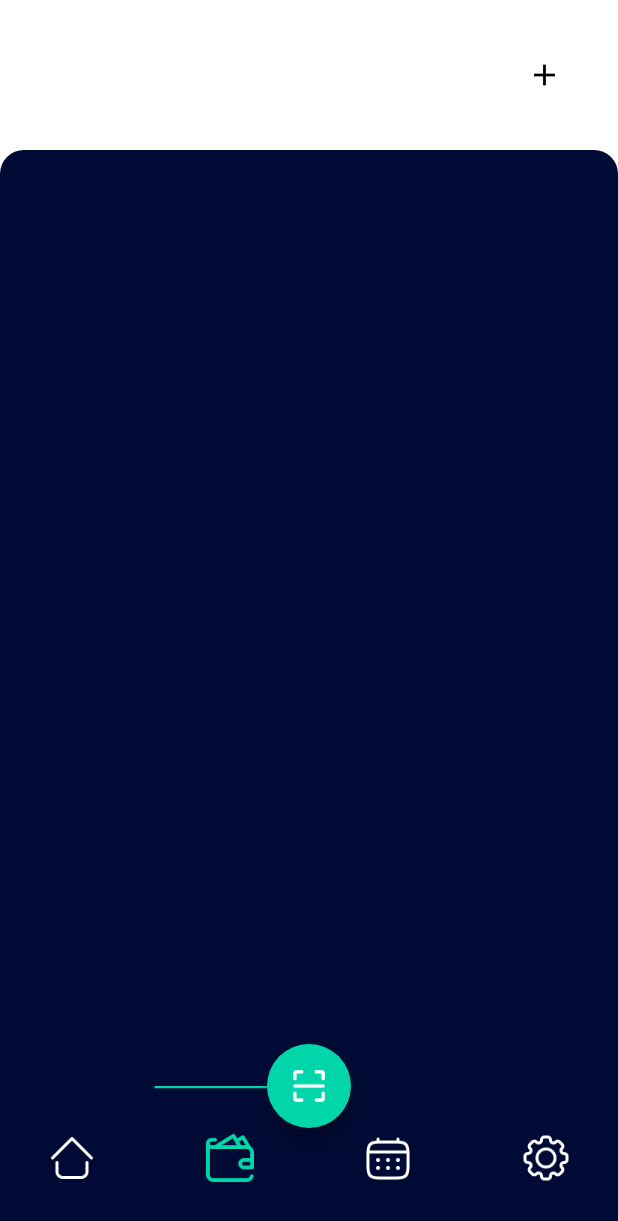
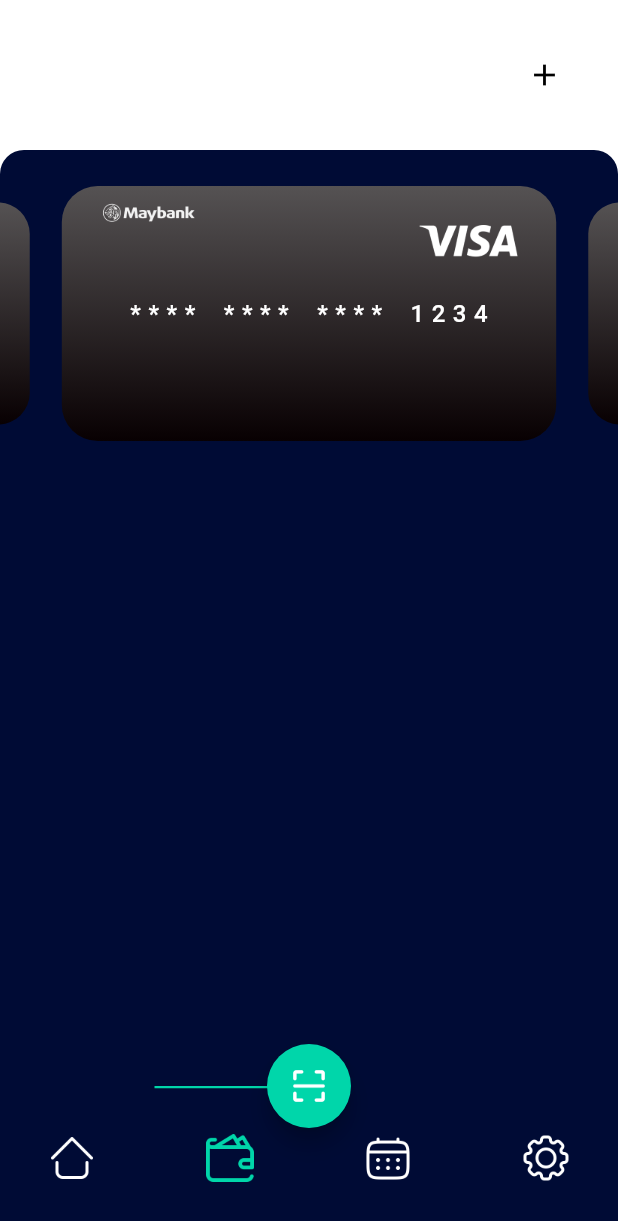
Before and after one commit to AbdElrahmanaymen/Budgetly, a Flutter app: the AppScreen screen opened by its route, item 2 of the bottom bar chosen, on a phone screen of 412 x 824 dp. Shown: the top 1221 px of the screen. Run offline on Flutter 3.47's test engine with Material 3 defaults, Android fonts, the light colour scheme and no system bars; drawn by our look-alikes of carousel_slider; our stand-ins replace dropdown_button2, flutter_bloc, flutter_svg, freezed_annotation, get_it, injectable; network calls fail; project files that could hold a hidden picture were left out.

Commit message:
Initially Implementing Accounts Screen

```diff
--- a/lib/infrastructure/core/assets.dart
+++ b/lib/infrastructure/core/assets.dart
@@ -15,8 +15,10 @@
       'assets/images/icons/calendar_active.png';
   static const String getStartedVector =
       'assets/images/vectors/get_started.png';
-  static const String appleLogo = 'assets/images/icons/apple_logo.svg';
-  static const String googleLogo = 'assets/images/icons/google_logo.svg';
-  static const String facebookLogo = 'assets/images/icons/facebook_logo.svg';
+  static const String appleLogo = 'assets/images/logo/apple.svg';
+  static const String googleLogo = 'assets/images/logo/google.svg';
+  static const String facebookLogo = 'assets/images/logo/facebook.svg';
+  static const String maybankLogo = 'assets/images/logo/maybank.png';
+  static const String visaLogo = 'assets/images/logo/visa.png';
   static const String editIcon = "assets/images/icons/edit.png";
 }
--- a/lib/presentation/accounts/accounts_screen.dart
+++ b/lib/presentation/accounts/accounts_screen.dart
@@ -1,3 +1,5 @@
+import 'package:budgetly/infrastructure/core/assets.dart';
+import 'package:carousel_slider/carousel_slider.dart';
 import 'package:flutter/material.dart';
 
 class AccountsScreen extends StatelessWidget {
@@ -5,6 +7,65 @@
 
   @override
   Widget build(BuildContext context) {
-    return Container();
+    return Column(
+      children: [
+        const SizedBox(
+          height: 24,
+        ),
+        CarouselSlider(
+          items: [
+            Container(
+              width: double.infinity,
+              decoration: BoxDecoration(
+                gradient: const LinearGradient(
+                  colors: [
+                    Color(0xFF555253),
+                    Color(0xFF080002),
+                  ],
+                  begin: Alignment.topCenter,
+                  end: Alignment.bottomCenter,
+                ),
+                borderRadius: BorderRadius.circular(24),
+              ),
+              child: Stack(
+                children: [
+                  Positioned(
+                    top: 24,
+                    right: 24,
+                    child: Image.asset(
+                      Assets.visaLogo,
+                      height: 25,
+                    ),
+                  ),
+                  Positioned(
+                    top: 11,
+                    left: 24,
+                    child: Image.asset(
+                      Assets.maybankLogo,
+                      height: 14,
+                    ),
+                  ),
+                  Align(
+                    alignment: Alignment.center,
+                    child: Text(
+                      "**** **** **** 1234",
+                      style: Theme.of(context).textTheme.labelSmall!.copyWith(
+                            fontWeight: FontWeight.w500,
+                            wordSpacing: 5,
+                            letterSpacing: 5,
+                          ),
+                    ),
+                  ),
+                ],
+              ),
+            ),
+          ],
+          options: CarouselOptions(
+            height: 170,
+            enlargeCenterPage: true,
+          ),
+        ),
+      ],
+    );
   }
 }
--- a/pubspec.yaml
+++ b/pubspec.yaml
@@ -18,6 +18,7 @@
   dartz: ^0.10.1
   dropdown_button2: ^2.3.9
   flutter_svg: ^2.0.10+1
+  carousel_slider: ^4.2.1
 
 dev_dependencies:
   flutter_test:
@@ -36,6 +37,7 @@
     - assets/images/icons/
     - assets/images/vectors/
     - assets/images/countries_flags/
+    - assets/images/logo/
 
   fonts:
     - family: Syntha
```
Also changed, not shown: assets/images/logo/apple.svg (renamed from assets/images/icons/apple_logo.svg), assets/images/logo/facebook.svg (renamed from assets/images/icons/facebook_logo.svg), assets/images/logo/google.svg (renamed from assets/images/icons/google_logo.svg), assets/images/logo/maybank.png (added), assets/images/logo/visa.png (added), pubspec.lock.
